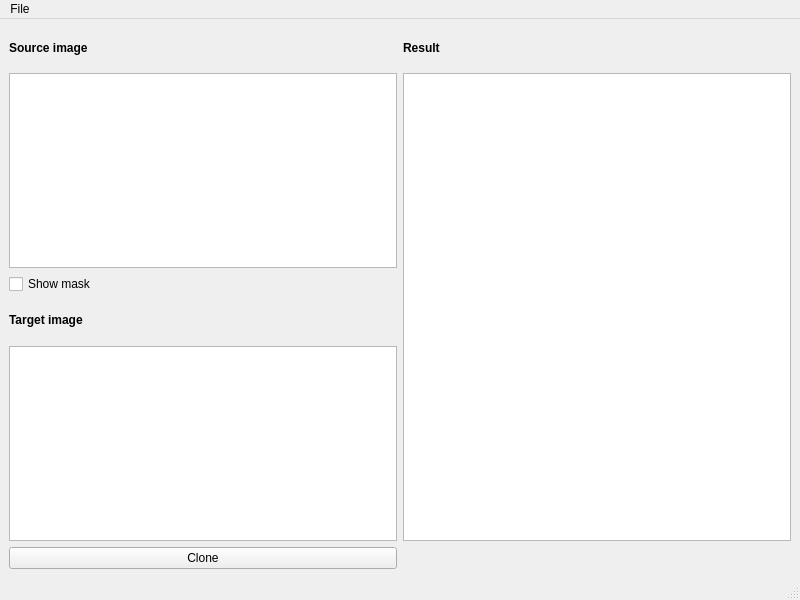
daviddoria/PoissonEditing, file GUI/PoissonCloningGUI.ui: the form before one commit.
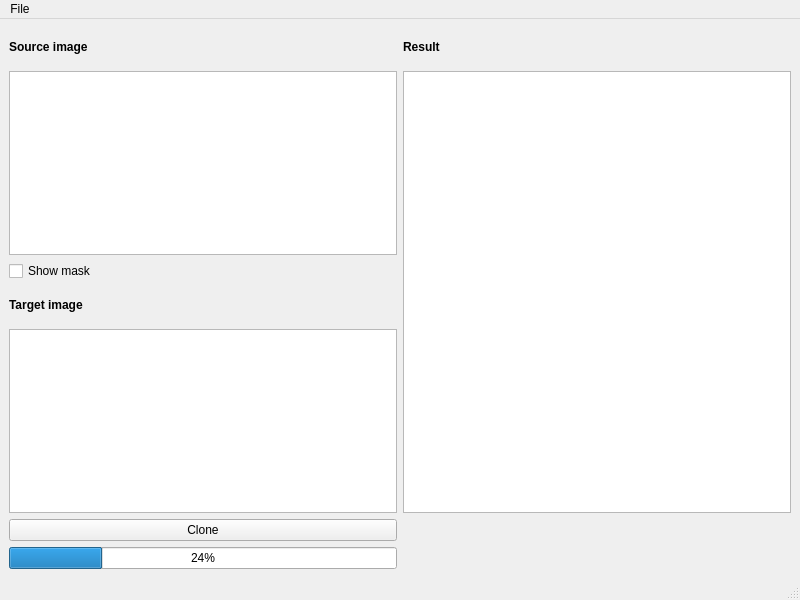
The form after the commit.

Commit message: Added progress bar to PoissonCloning.

Patch:
```diff
--- a/GUI/PoissonCloningGUI.ui
+++ b/GUI/PoissonCloningGUI.ui
@@ -14,7 +14,7 @@
    <string>Poisson Cloning</string>
   </property>
   <widget class="QWidget" name="centralwidget">
-   <layout class="QGridLayout" name="gridLayout" rowstretch="1,5,1,1,5,0" columnstretch="1,1">
+   <layout class="QGridLayout" name="gridLayout" rowstretch="1,5,1,1,5,0,0" columnstretch="1,1">
     <item row="1" column="0">
      <widget class="QGraphicsView" name="graphicsViewSourceImage">
       <property name="verticalScrollBarPolicy">
@@ -91,6 +91,13 @@
       </property>
      </widget>
     </item>
+    <item row="6" column="0">
+     <widget class="QProgressBar" name="progressBar">
+      <property name="value">
+       <number>24</number>
+      </property>
+     </widget>
+    </item>
    </layout>
   </widget>
   <widget class="QMenuBar" name="menubar">
```
The commit also changes 10 other files.
